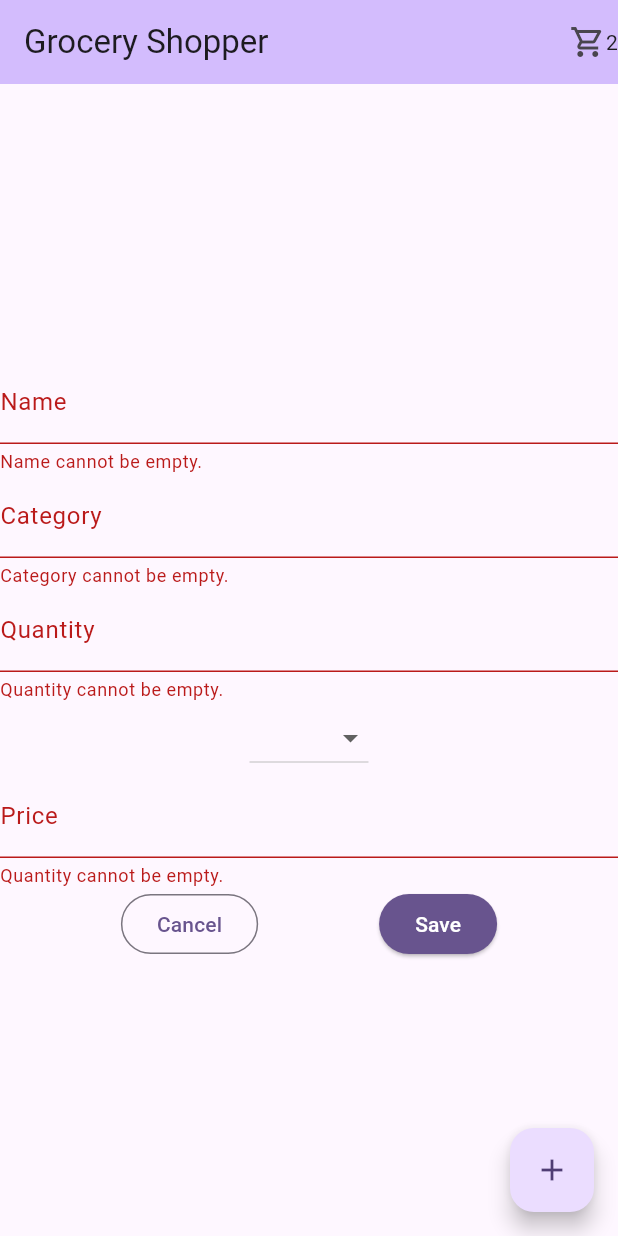
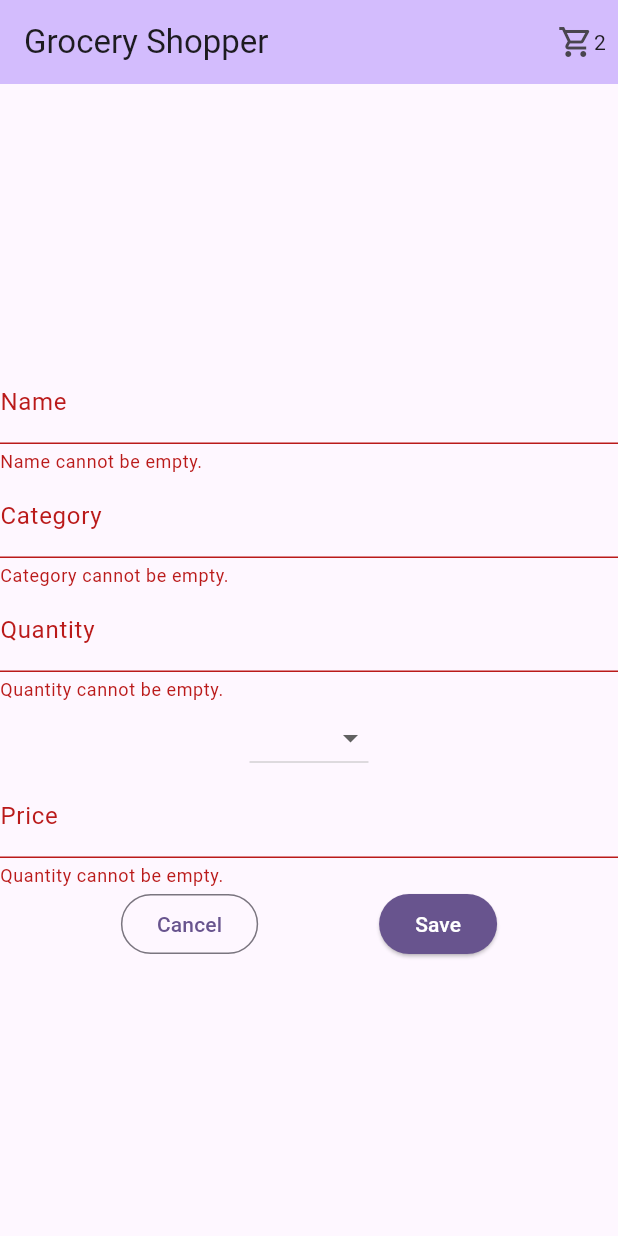
Before and after one commit to tim-spinney/grocery_shopper, a Flutter app: the screen it shows after launch, after a tap on the "delete" icon, after a tap on the "add" icon, after a tap on "Save", on a phone screen of 412 x 824 dp. Run offline on Flutter 3.47's test engine with Material 3 defaults, Android fonts, the phone set to English and light mode, and no system bars.

Commit message:
refactored code to use Provider instead of passing shopping list things all over

```diff
--- a/lib/main.dart
+++ b/lib/main.dart
@@ -1,7 +1,10 @@
 import 'package:flutter/material.dart';
+import 'package:grocery_shopper/models/recipes.dart';
+import 'package:grocery_shopper/models/shopping_list.dart';
 import 'package:grocery_shopper/new_shopping_item_form.dart';
-import 'package:grocery_shopper/shopping_list.dart';
-import 'grocery_item.dart';
+import 'package:grocery_shopper/shopping_list_view.dart';
+import 'package:provider/provider.dart';
+import 'models/grocery_item.dart';
 
 void main() {
   runApp(const MyApp());
@@ -13,7 +16,16 @@ class MyApp extends StatelessWidget {
   // This widget is the root of your application.
   @override
   Widget build(BuildContext context) {
-    return MaterialApp(
+    return MultiProvider(
+      providers: [
+        ChangeNotifierProvider.value(
+          value: ShoppingList(sampleShoppingList)
+        ),
+        ChangeNotifierProvider.value(
+          value: Recipes()
+        )
+      ],
+      child: MaterialApp(
         title: 'Flutter Demo',
         theme: ThemeData(
           colorScheme: ColorScheme.fromSeed(seedColor: Colors.deepPurple),
@@ -21,6 +33,7 @@ class MyApp extends StatelessWidget {
         ),
         debugShowCheckedModeBanner: false,
         home: const MyHomePage(),
+      ),
     );
   }
 }
@@ -33,20 +46,7 @@ class MyHomePage extends StatefulWidget {
 }
 
 class _MyHomePageState extends State<MyHomePage> {
-  final List<GroceryItem> _shoppingList = [...sampleShoppingList];
   bool _isShowingAddForm = false;
-
-  void _removeGroceryItem(GroceryItem item) {
-    setState(() {
-      _shoppingList.remove(item);
-    });
-  }
-
-  void _addGroceryItem(GroceryItem item) {
-    setState(() {
-      _shoppingList.add(item);
-    });
-  }
 
   void _showAddForm() {
     setState(() {
@@ -68,20 +68,18 @@ class _MyHomePageState extends State<MyHomePage> {
         title: const Text("Grocery Shopper"),
         actions: [
           const Icon(Icons.shopping_cart_outlined),
-          Text('${_shoppingList.length}')
+          Text('${context.watch<ShoppingList>().numItems}'),
+          const SizedBox(width: 8,)
         ],
       ),
       body: Center(
         child: _isShowingAddForm
-            ? NewShoppingItemForm(hideAddForm: _hideAddForm, addGroceryItem: _addGroceryItem,)
-            : ShoppingList(
-              groceryItems: _shoppingList,
-              onDelete: _removeGroceryItem,
-            )
+            ? NewShoppingItemForm(hideAddForm: _hideAddForm)
+            : const ShoppingListView()
       ),
-      floatingActionButton: FloatingActionButton(
-        child: Icon(Icons.add),
+      floatingActionButton: _isShowingAddForm ? null : FloatingActionButton(
         onPressed: _showAddForm,
+        child: const Icon(Icons.add),
       ),
     );
   }
--- /dev/null
+++ b/lib/models/recipes.dart
@@ -0,0 +1,24 @@
+
+import 'package:flutter/cupertino.dart';
+
+import 'grocery_item.dart';
+
+class Recipe {
+  final String name;
+  final List<GroceryItem> items;
+
+  Recipe(this.name, this.items);
+}
+
+class Recipes extends ChangeNotifier {
+  final Map<String, Recipe> _recipes = {};
+
+  Recipe? operator[](String name) => _recipes[name];
+
+  Iterable<String> get recipeNames => _recipes.keys;
+
+  void addRecipe(Recipe recipe) {
+    _recipes[recipe.name] = recipe;
+    notifyListeners();
+  }
+}
--- /dev/null
+++ b/lib/models/shopping_list.dart
@@ -0,0 +1,26 @@
+
+import 'package:flutter/cupertino.dart';
+
+import 'grocery_item.dart';
+
+class ShoppingList extends ChangeNotifier {
+  final List<GroceryItem> _items = [];
+
+  int get numItems => _items.length;
+
+  GroceryItem operator[](int index) => _items[index];
+
+  ShoppingList(Iterable<GroceryItem> items) {
+    _items.addAll(items);
+  }
+
+  void addGroceryItem(GroceryItem item) {
+    _items.add(item);
+    notifyListeners();
+  }
+
+  void removeGroceryItem(GroceryItem item) {
+    _items.remove(item);
+    notifyListeners();
+  }
+}
--- a/lib/new_shopping_item_form.dart
+++ b/lib/new_shopping_item_form.dart
@@ -1,11 +1,12 @@
 import 'package:flutter/material.dart';
-import 'package:grocery_shopper/grocery_item.dart';
+import 'package:grocery_shopper/models/grocery_item.dart';
+import 'package:grocery_shopper/models/shopping_list.dart';
+import 'package:provider/provider.dart';
 
 class NewShoppingItemForm extends StatefulWidget {
   final void Function() hideAddForm;
-  final void Function(GroceryItem) addGroceryItem;
 
-  const NewShoppingItemForm({super.key, required this.hideAddForm, required this.addGroceryItem});
+  const NewShoppingItemForm({super.key, required this.hideAddForm});
 
   @override
   State<NewShoppingItemForm> createState() => _NewShoppingItemFormState();
@@ -43,9 +44,11 @@ class _NewShoppingItemFormState extends State<NewShoppingItemForm> {
         // TODO: deal with possibility of null
         priceInCents: _decimalMoneyToCents(_priceController.text),
       );
-
-      widget.addGroceryItem(newGroceryItem);
+      context.read<ShoppingList>().addGroceryItem(newGroceryItem);
       widget.hideAddForm();
+      ScaffoldMessenger.of(context).showSnackBar(SnackBar(
+        content: Text('${_nameController.text} added to shopping list.')
+      ));
     }
   }
 
--- a/lib/shopping_list_item.dart
+++ b/lib/shopping_list_item.dart
@@ -1,13 +1,14 @@
 import 'package:flutter/material.dart';
-import 'grocery_item.dart';
+import 'package:grocery_shopper/models/shopping_list.dart';
+import 'package:provider/provider.dart';
+import 'models/grocery_item.dart';
 
 class ShoppingListItem extends StatelessWidget {
-  final GroceryItem groceryItem;
-  final void Function(GroceryItem) onDelete;
+  final int groceryItemIndex;
 
-  const ShoppingListItem({super.key, required this.groceryItem, required this.onDelete});
+  const ShoppingListItem({super.key, required this.groceryItemIndex});
 
-  String _makeQuantitySuffix() {
+  String _makeQuantitySuffix(GroceryItem groceryItem) {
     if(groceryItem.unit == ItemUnit.Each) {
       return '';
     }
@@ -16,15 +17,16 @@ class ShoppingListItem extends StatelessWidget {
 
   @override
   Widget build(BuildContext context) {
+    final groceryItem = context.read<ShoppingList>()[groceryItemIndex];
     return Card(
       child: ListTile(
         title: Text(groceryItem.name),
         subtitle: Text(groceryItem.category),
-        leading: Text('${groceryItem.quantity}${_makeQuantitySuffix()}'),
+        leading: Text('${groceryItem.quantity}${_makeQuantitySuffix(groceryItem)}'),
         trailing: IconButton(
-          icon: Icon(Icons.delete),
+          icon: const Icon(Icons.delete),
           onPressed: () {
-            onDelete(groceryItem);
+            context.read<ShoppingList>().removeGroceryItem(groceryItem);
           },
         ),
       ),
--- a/lib/shopping_list.dart
+++ b/lib/shopping_list_view.dart
@@ -1,24 +1,21 @@
 import 'package:flutter/material.dart';
-import 'grocery_item.dart';
+import 'package:grocery_shopper/models/shopping_list.dart';
+import 'package:provider/provider.dart';
 import 'shopping_list_item.dart';
 
-class ShoppingList extends StatelessWidget {
-  final List<GroceryItem> groceryItems;
+class ShoppingListView extends StatelessWidget {
 
-  final void Function(GroceryItem) onDelete;
-
-  const ShoppingList({super.key, required this.groceryItems, required this.onDelete});
+  const ShoppingListView({super.key});
 
   @override
   Widget build(BuildContext context) {
+    final shoppingList = context.watch<ShoppingList>();
     return ListView.builder(
-      itemCount: groceryItems.length,
+      itemCount: shoppingList.numItems,
       itemBuilder: (context, index) =>
-          ShoppingListItem(
-            key: ValueKey(groceryItems[index]),
-            groceryItem: groceryItems[index],
-            onDelete: onDelete,
-          ),
+        ShoppingListItem(
+          groceryItemIndex: index,
+        ),
     );
   }
 }
--- a/pubspec.yaml
+++ b/pubspec.yaml
@@ -30,7 +30,7 @@ environment:
 dependencies:
   flutter:
     sdk: flutter
-
+  provider:
 
   # The following adds the Cupertino Icons font to your application.
   # Use with the CupertinoIcons class for iOS style icons.
@@ -39,6 +39,8 @@ dependencies:
 dev_dependencies:
   flutter_test:
     sdk: flutter
+  mockito:
+  build_runner:
   # The "flutter_lints" package below contains a set of recommended lints to
   # encourage good coding practices. The lint set provided by the package is
   # activated in the `analysis_options.yaml` file located at the root of your
```
Also changed, not shown: lib/models/grocery_item.dart (renamed from lib/grocery_item.dart), pubspec.lock, 3 other files. Lines whose indentation alone changed are shown as unchanged.
